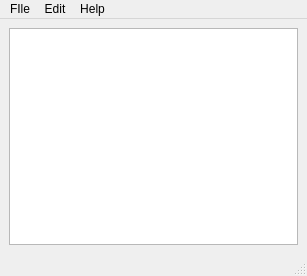
First picture: the form in src/UI/MainWindowUI.ui, repository kubaj510/QNotes, before the edit.
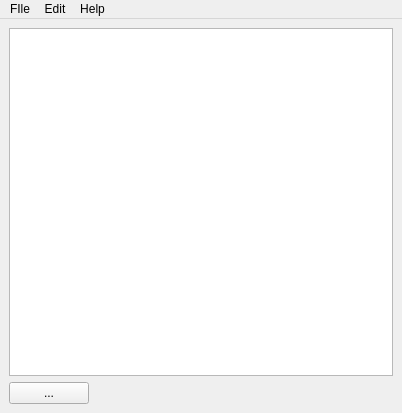
Second picture: the form after the edit. Icons and pictures are not drawn.

Commit message: add footer with qpushbutton that will allows toggling visibility of the menu bar

```diff
--- a/src/UI/MainWindowUI.ui
+++ b/src/UI/MainWindowUI.ui
@@ -6,8 +6,8 @@
    <rect>
     <x>0</x>
     <y>0</y>
-    <width>307</width>
-    <height>276</height>
+    <width>402</width>
+    <height>413</height>
    </rect>
   </property>
   <property name="minimumSize">
@@ -26,6 +26,48 @@
       <item>
        <widget class="QTextEdit" name="contentEditor"/>
       </item>
+      <item>
+       <layout class="QHBoxLayout" name="footer" stretch="0,5">
+        <item>
+         <widget class="QPushButton" name="menuButton">
+          <property name="toolTip">
+           <string extracomment="Hide/Show menu bar">Hide/Show menu bar</string>
+          </property>
+          <property name="statusTip">
+           <string/>
+          </property>
+          <property name="whatsThis">
+           <string/>
+          </property>
+          <property name="accessibleName">
+           <string/>
+          </property>
+          <property name="accessibleDescription">
+           <string/>
+          </property>
+          <property name="accessibleIdentifier">
+           <string/>
+          </property>
+          <property name="text">
+           <string>...</string>
+          </property>
+         </widget>
+        </item>
+        <item>
+         <spacer name="horizontalSpacer">
+          <property name="orientation">
+           <enum>Qt::Orientation::Horizontal</enum>
+          </property>
+          <property name="sizeHint" stdset="0">
+           <size>
+            <width>40</width>
+            <height>20</height>
+           </size>
+          </property>
+         </spacer>
+        </item>
+       </layout>
+      </item>
      </layout>
     </item>
    </layout>
@@ -35,7 +77,7 @@
     <rect>
      <x>0</x>
      <y>0</y>
-     <width>307</width>
+     <width>402</width>
      <height>24</height>
     </rect>
    </property>
@@ -70,7 +112,6 @@
    <addaction name="menuEdit"/>
    <addaction name="menuHelp"/>
   </widget>
-  <widget class="QStatusBar" name="statusbar"/>
   <action name="actionNew">
    <property name="icon">
     <iconset theme="QIcon::ThemeIcon::DocumentNew"/>
```
